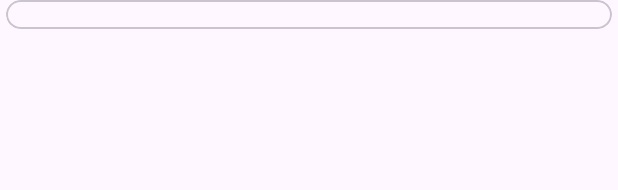
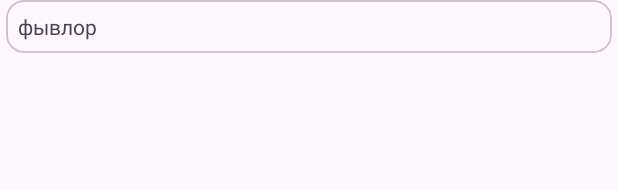
Before and after one commit to kvm-dev/Orange, an Android app: the layout item_news.xml on its own in the app's theme, with its tools: preview values and no code run, on a phone screen of 412 x 824 dp. Shown: the top 190 px of the screen. Run offline under Robolectric (Android 15) with nearby library versions, the phone set to English and light mode, and no system bars; network calls fail.

Commit message:
рейт новости +список компаний на которые она повлияет

```diff
--- a/app/src/main/res/layout/item_news.xml
+++ b/app/src/main/res/layout/item_news.xml
@@ -6,9 +6,29 @@
     android:layout_marginHorizontal="4dp"
     app:cardElevation="0dp">
 
-    <TextView
-        android:id="@+id/item_news_text"
+    <androidx.appcompat.widget.LinearLayoutCompat
         android:layout_width="match_parent"
-        android:layout_height="wrap_content" />
+        android:layout_height="wrap_content"
+        android:orientation="horizontal">
+
+
+        <TextView
+            android:id="@+id/item_news_rate"
+            android:layout_width="wrap_content"
+            android:layout_height="wrap_content"
+            android:text="фывлор "
+            android:layout_margin="8dp"/>
+
+        <androidx.appcompat.widget.LinearLayoutCompat
+            android:id="@+id/affected_company"
+            android:layout_width="match_parent"
+            android:layout_height="wrap_content"
+            android:orientation="horizontal"
+            android:layout_margin="8dp">
+
+
+        </androidx.appcompat.widget.LinearLayoutCompat>
+
+    </androidx.appcompat.widget.LinearLayoutCompat>
 
 </com.google.android.material.card.MaterialCardView>
```
Also changed, not shown: app/src/main/java/ru/kvmsoft/orange/RecyclerAdapter.kt (+15 -4 lines), app/src/main/res/layout/item_affected.xml (added, +16 -0 lines).
